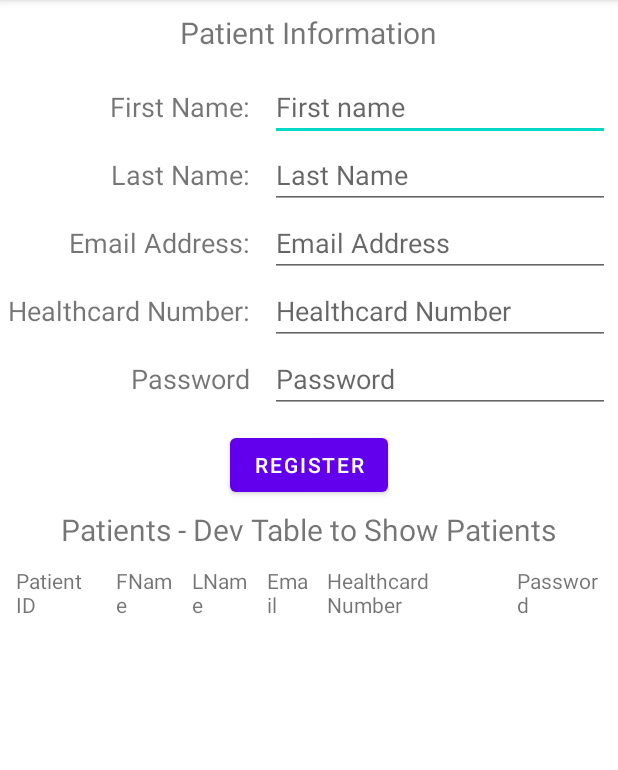
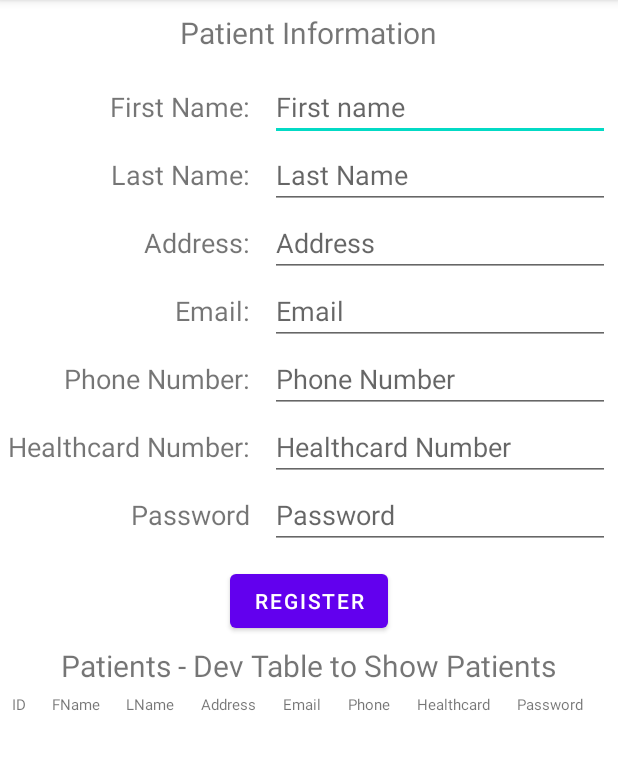
Before and after one commit to kcmatienzo/MedRec, an Android app: the PatientActivity screen opened directly, with no data from a screen before it, on a phone screen of 412 x 824 dp, the part 84-854 px from its top. Run offline under Robolectric (Android 15) with nearby library versions, the phone set to English and light mode, and no system bars; our stand-ins replace Room's generated code.

Commit message:
Story 2: As a patient, I want to view and update my personal information. AND some bug fixes

```diff
--- a/app/src/main/res/layout/activity_admin_searchresults.xml
+++ b/app/src/main/res/layout/activity_admin_searchresults.xml
@@ -108,12 +108,13 @@
                 android:layout_height="wrap_content"
                 android:layout_marginStart="16dp"
                 android:text="Phone Number:" />
+
             <EditText
                 android:id="@+id/editText_phoneNumber"
                 android:layout_width="288dp"
                 android:layout_height="wrap_content"
                 android:ems="10"
-                android:inputType="textPersonName"
+                android:inputType="phone"
                 android:textSize="16sp" />
         </TableRow>
     </TableLayout>
--- a/app/src/main/res/layout/activity_patient.xml
+++ b/app/src/main/res/layout/activity_patient.xml
@@ -19,6 +19,7 @@
         android:layout_height="wrap_content"
         android:gravity="center_horizontal"
         android:layout_margin="5dp">
+
         <TableRow
             android:layout_width="match_parent"
             android:layout_height="match_parent">
@@ -65,28 +66,79 @@
                 android:inputType="textPersonName"
                 android:layout_column="2"/>
         </TableRow>
+
         <TableRow
             android:layout_width="match_parent"
             android:layout_height="match_parent">
+
             <TextView
-                android:id="@+id/textView_patientEmail"
+                android:id="@+id/textView26"
                 android:layout_width="wrap_content"
                 android:layout_height="wrap_content"
                 android:layout_weight="1"
-                android:text="Email Address:"
+                android:text="Address:"
                 android:textSize="18sp"
                 android:layout_gravity="right|center_vertical"
                 android:layout_column="1"/>
 
             <EditText
-                android:id="@+id/txtPatientEmail"
+                android:id="@+id/txtPatientAddress"
                 android:layout_width="wrap_content"
                 android:layout_height="wrap_content"
                 android:layout_weight="1"
                 android:ems="10"
-                android:hint="Email Address"
-                android:inputType="text"
+                android:hint="Address"
+                android:inputType="textPersonName"
                 android:layout_column="2"/>
+        </TableRow>
+        <TableRow
+            android:layout_width="match_parent"
+            android:layout_height="match_parent">
+
+            <TextView
+                android:id="@+id/textView_patientEmail"
+                android:layout_width="wrap_content"
+                android:layout_height="wrap_content"
+                android:layout_column="1"
+                android:layout_gravity="right|center_vertical"
+                android:layout_weight="1"
+                android:text="Email:"
+                android:textSize="18sp" />
+
+            <EditText
+                android:id="@+id/txtPatientEmail"
+                android:layout_width="wrap_content"
+                android:layout_height="wrap_content"
+                android:layout_column="2"
+                android:layout_weight="1"
+                android:ems="10"
+                android:hint="Email"
+                android:inputType="textWebEmailAddress" />
+        </TableRow>
+
+        <TableRow
+            android:layout_width="match_parent"
+            android:layout_height="match_parent">
+
+            <TextView
+                android:id="@+id/textView_patientPhoneNumber"
+                android:layout_width="wrap_content"
+                android:layout_height="wrap_content"
+                android:layout_column="1"
+                android:layout_gravity="right|center_vertical"
+                android:layout_weight="1"
+                android:text="Phone Number:"
+                android:textSize="18sp" />
+
+            <EditText
+                android:id="@+id/txtPatientPhoneNumber"
+                android:layout_width="wrap_content"
+                android:layout_height="wrap_content"
+                android:layout_column="2"
+                android:layout_weight="1"
+                android:ems="10"
+                android:hint="Phone Number"
+                android:inputType="phone" />
         </TableRow>
         <TableRow
             android:layout_width="match_parent"
@@ -134,7 +186,9 @@
                 android:inputType="textPassword"
                 android:layout_column="2"/>
         </TableRow>
+
     </TableLayout>
+
     <Button
         android:id="@+id/btnAddPatient"
         android:text="Register"
@@ -142,6 +196,7 @@
         android:layout_height="wrap_content"
         android:layout_gravity="center_horizontal"
         android:layout_margin="5dp" />
+
     <TextView
         android:text="Patients - Dev Table to Show Patients"
         android:layout_width="wrap_content"
@@ -154,50 +209,76 @@
         android:layout_height="wrap_content"
         android:gravity="center_horizontal"
         android:layout_margin="5dp">
+
         <TableRow
             android:layout_width="match_parent"
             android:layout_height="match_parent">
+
             <TextView
-                android:text="Patient ID"
                 android:layout_width="wrap_content"
                 android:layout_height="wrap_content"
-                android:layout_margin="5dp"
-                android:layout_weight="1"/>
+
+                android:layout_weight="1"
+                android:text=" ID"
+                android:textSize="10sp" />
 
             <TextView
-                android:text="FName"
                 android:layout_width="wrap_content"
                 android:layout_height="wrap_content"
-                android:layout_margin="5dp"
-                android:layout_weight="1"/>
+
+                android:layout_weight="1"
+                android:text="FName"
+                android:textSize="10sp" />
 
             <TextView
-                android:text="LName"
                 android:layout_width="wrap_content"
                 android:layout_height="wrap_content"
-                android:layout_margin="5dp"
-                android:layout_weight="1"/>
+
+                android:layout_weight="1"
+                android:text="LName"
+                android:textSize="10sp" />
+
             <TextView
-                android:text="Email"
                 android:layout_width="wrap_content"
                 android:layout_height="wrap_content"
-                android:layout_margin="5dp"
-                android:layout_weight="1"/>
+                android:layout_weight="1"
+                android:text="Address"
+                android:textSize="10sp" />
+
             <TextView
-                android:text="Healthcard Number"
                 android:layout_width="wrap_content"
                 android:layout_height="wrap_content"
-                android:layout_margin="5dp"
-                android:layout_weight="1"/>
+                android:layout_weight="1"
+                android:text="Email"
+                android:textSize="10sp" />
+
             <TextView
-                android:text="Password"
                 android:layout_width="wrap_content"
                 android:layout_height="wrap_content"
-                android:layout_margin="5dp"
-                android:layout_weight="1"/>
+
+                android:layout_weight="1"
+                android:text="Phone"
+                android:textSize="10sp" />
+
+            <TextView
+                android:layout_width="wrap_content"
+                android:layout_height="wrap_content"
+
+                android:layout_weight="1"
+                android:text="Healthcard"
+                android:textSize="10sp" />
+
+            <TextView
+                android:layout_width="wrap_content"
+                android:layout_height="wrap_content"
+
+                android:layout_weight="1"
+                android:text="Password"
+                android:textSize="10sp" />
         </TableRow>
     </TableLayout>
-<!--    <Button-->
+
+    <!--    <Button-->
 <!--        android:text="Continue"-->
 <!--        android:onClick="startViewActivity"-->
 <!--        android:layout_gravity="center_horizontal"-->
--- a/app/src/main/res/layout/activity_update_user.xml
+++ b/app/src/main/res/layout/activity_update_user.xml
@@ -108,12 +108,13 @@
                 android:layout_height="wrap_content"
                 android:layout_marginStart="16dp"
                 android:text="Phone Number:" />
+
             <EditText
                 android:id="@+id/editTextUpdateUserPhoneNumber"
                 android:layout_width="288dp"
                 android:layout_height="wrap_content"
                 android:ems="10"
-                android:inputType="textPersonName"
+                android:inputType="number"
                 android:textSize="16sp" />
         </TableRow>
     </TableLayout>
```
Also changed, not shown: app/src/main/java/com/example/medrecroomdb/activity/AdminSearchResultsActivity.java (+27 -24 lines), app/src/main/java/com/example/medrecroomdb/activity/PatientActivity.java (+44 -3 lines), app/src/main/java/com/example/medrecroomdb/activity/PatientNavActivity.java (+10 -2 lines), app/src/main/java/com/example/medrecroomdb/activity/UpdateUserActivity.java (+18 -6 lines), app/src/main/java/com/example/medrecroomdb/model/Patient.java (+16 -0 lines).
